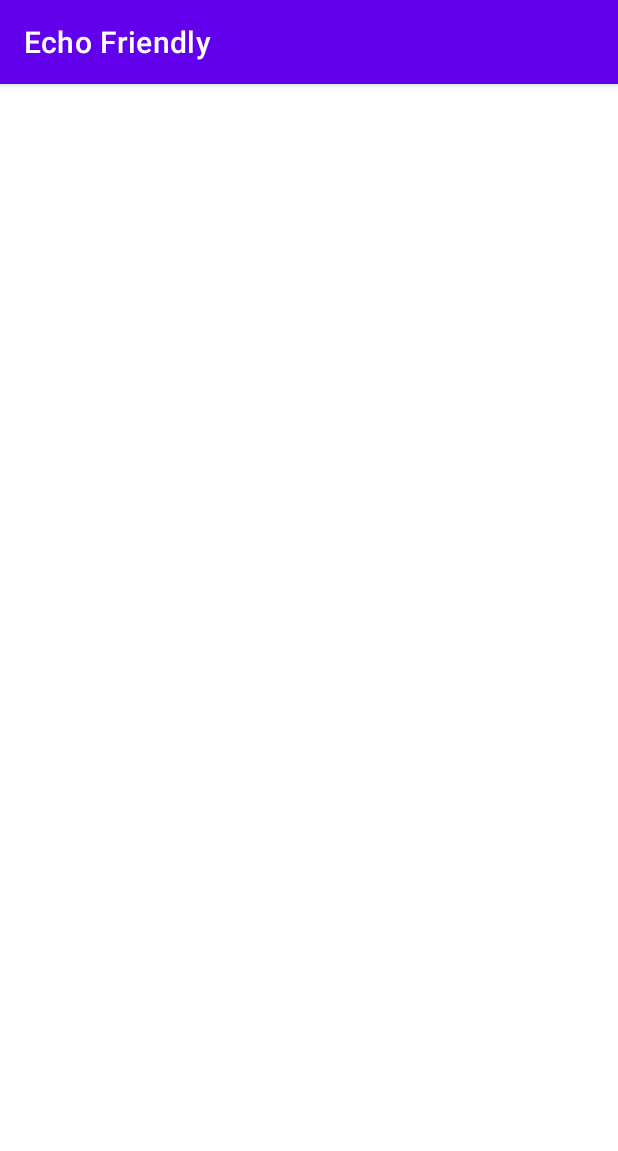
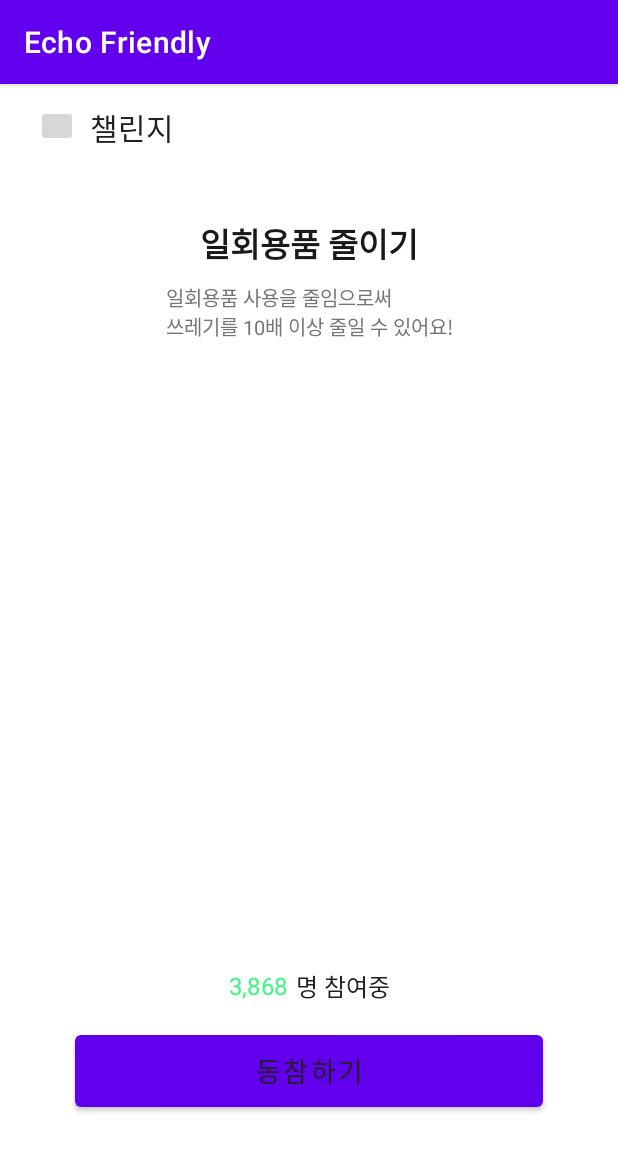
Before and after one commit to Monothon-1th/GreenChallenge_Android, an Android app: the fragment ChallengeFragment shown on its own in the app's theme, on a phone screen of 412 x 824 dp. Shown: the top 1151 px of the screen. Run offline under Robolectric (Android 15) with nearby library versions, the phone set to English and light mode, and no system bars; our stand-ins replace data binding; network calls fail.

Commit message:
챌린지 화면 UI 구현

```diff
--- a/app/src/main/res/layout/fragment_challenge.xml
+++ b/app/src/main/res/layout/fragment_challenge.xml
@@ -1,5 +1,5 @@
 <?xml version="1.0" encoding="utf-8"?>
-<layout>
+<layout xmlns:app="http://schemas.android.com/apk/res-auto">
 
 	<androidx.constraintlayout.widget.ConstraintLayout xmlns:android="http://schemas.android.com/apk/res/android"
 		xmlns:tools="http://schemas.android.com/tools"
@@ -7,5 +7,84 @@
 		android:layout_height="match_parent"
 		tools:context=".ui.ChallengeFragment">
 
+		<include
+			android:id="@+id/top_bar"
+			layout="@layout/layout_top_bar"
+			app:layout_constraintTop_toTopOf="parent"
+			app:layout_constraintStart_toStartOf="parent"
+			app:layout_constraintEnd_toEndOf="parent" />
+
+		<TextView
+			android:id="@+id/challenge_title"
+			android:layout_width="wrap_content"
+			android:layout_height="wrap_content"
+			android:layout_marginTop="45sp"
+			android:text="일회용품 줄이기"
+			android:textColor="@color/color_text_main"
+			android:textSize="22sp"
+			android:textStyle="bold"
+			app:layout_constraintEnd_toEndOf="parent"
+			app:layout_constraintStart_toStartOf="parent"
+			app:layout_constraintTop_toBottomOf="@id/top_bar" />
+
+		<TextView
+			android:id="@+id/challenge_desc"
+			android:layout_width="wrap_content"
+			android:layout_height="wrap_content"
+			android:layout_marginTop="10sp"
+			android:text="일회용품 사용을 줄임으로써 \n쓰레기를 10배 이상 줄일 수 있어요!"
+			android:textColor="@color/color_text_desc"
+			android:textSize="13sp"
+			app:layout_constraintEnd_toEndOf="parent"
+			app:layout_constraintStart_toStartOf="parent"
+			app:layout_constraintTop_toBottomOf="@id/challenge_title" />
+
+		<ImageView
+			android:id="@+id/image_earth"
+			android:layout_width="0dp"
+			android:layout_height="wrap_content"
+			app:layout_constraintBottom_toTopOf="@id/participants_num"
+			app:layout_constraintEnd_toEndOf="parent"
+			app:layout_constraintStart_toStartOf="parent"
+			app:layout_constraintTop_toBottomOf="@id/challenge_desc" />
+
+		<TextView
+			android:id="@+id/participants_num"
+			android:layout_width="wrap_content"
+			android:layout_height="wrap_content"
+			android:layout_marginBottom="16dp"
+			android:text="3,868"
+			android:textColor="@color/color_main3"
+			android:textSize="16sp"
+			app:layout_constraintBottom_toTopOf="@id/btn_join"
+			app:layout_constraintEnd_toStartOf="@id/participants_desc"
+			app:layout_constraintHorizontal_chainStyle="packed"
+			app:layout_constraintStart_toStartOf="parent" />
+
+		<TextView
+			android:id="@+id/participants_desc"
+			android:layout_width="wrap_content"
+			android:layout_height="wrap_content"
+			android:layout_marginStart="5dp"
+			android:text="명 참여중"
+			android:textColor="@color/color_text_sub"
+			android:textSize="16sp"
+			app:layout_constraintBottom_toBottomOf="@id/participants_num"
+			app:layout_constraintEnd_toEndOf="parent"
+			app:layout_constraintStart_toEndOf="@id/participants_num"
+			app:layout_constraintTop_toTopOf="@id/participants_num" />
+
+		<Button
+			android:id="@+id/btn_join"
+			android:layout_width="312dp"
+			android:layout_height="60dp"
+			android:layout_marginBottom="80dp"
+			android:text="동참하기"
+			android:textColor="@color/color_text_sub"
+			android:textSize="18sp"
+			app:layout_constraintBottom_toBottomOf="parent"
+			app:layout_constraintEnd_toEndOf="parent"
+			app:layout_constraintStart_toStartOf="parent" />
+
 	</androidx.constraintlayout.widget.ConstraintLayout>
 </layout>
--- /dev/null
+++ b/app/src/main/res/layout/layout_top_bar.xml
@@ -0,0 +1,27 @@
+<?xml version="1.0" encoding="utf-8"?>
+<androidx.constraintlayout.widget.ConstraintLayout xmlns:android="http://schemas.android.com/apk/res/android"
+	xmlns:app="http://schemas.android.com/apk/res-auto"
+	android:layout_width="match_parent"
+	android:layout_height="wrap_content">
+
+	<ImageButton
+		android:id="@+id/btn_back"
+		android:layout_width="28dp"
+		android:layout_height="28dp"
+		android:layout_marginStart="24dp"
+		android:layout_marginTop="14dp"
+		app:layout_constraintStart_toStartOf="parent"
+		app:layout_constraintTop_toTopOf="parent" />
+
+	<TextView
+		android:id="@+id/text_title"
+		android:layout_width="wrap_content"
+		android:layout_height="wrap_content"
+		android:layout_marginStart="8dp"
+		android:text="챌린지"
+		android:textColor="@color/color_text_sub"
+		android:textSize="20sp"
+		app:layout_constraintStart_toEndOf="@id/btn_back"
+		app:layout_constraintTop_toTopOf="@id/btn_back" />
+
+</androidx.constraintlayout.widget.ConstraintLayout>
--- a/app/src/main/res/values/colors.xml
+++ b/app/src/main/res/values/colors.xml
@@ -7,4 +7,12 @@
 	<color name="teal_700">#FF018786</color>
 	<color name="black">#FF000000</color>
 	<color name="white">#FFFFFFFF</color>
+	<color name="white2">#1AFFFFFF</color>
+
+	<color name="color_main1">#82FD7E</color>
+	<color name="color_main2">#30F38A</color>
+	<color name="color_main3">#43F587</color>
+	<color name="color_text_main">#191919</color>
+	<color name="color_text_sub">#212121</color>
+	<color name="color_text_desc">#747474</color>
 </resources>
```
